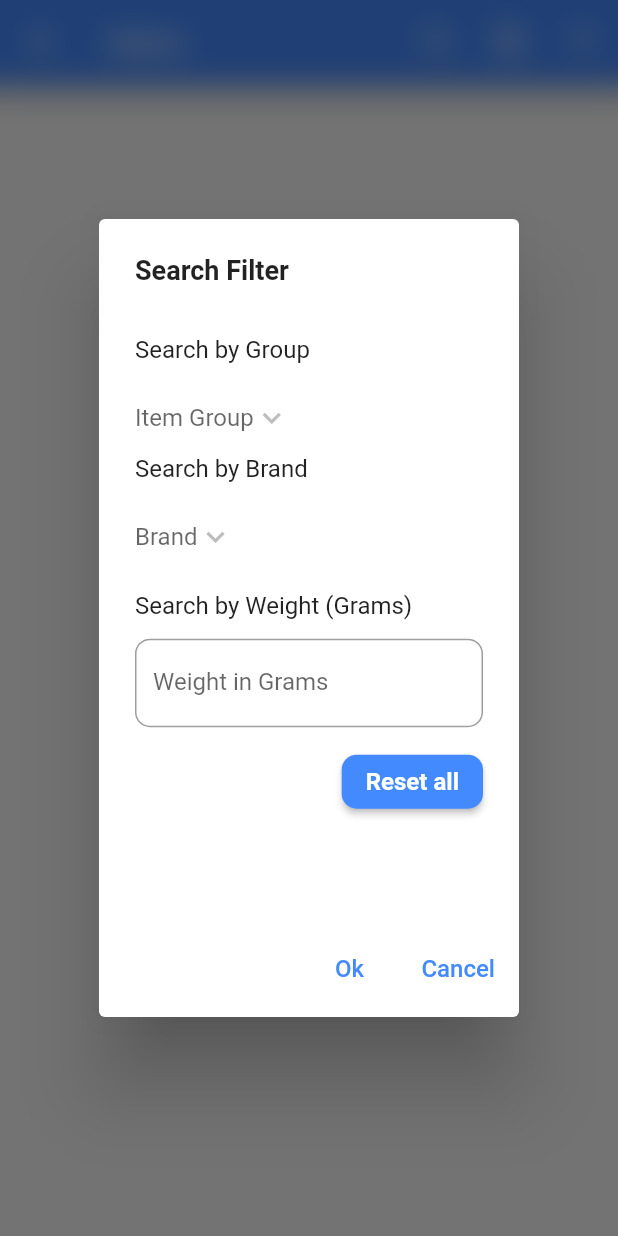
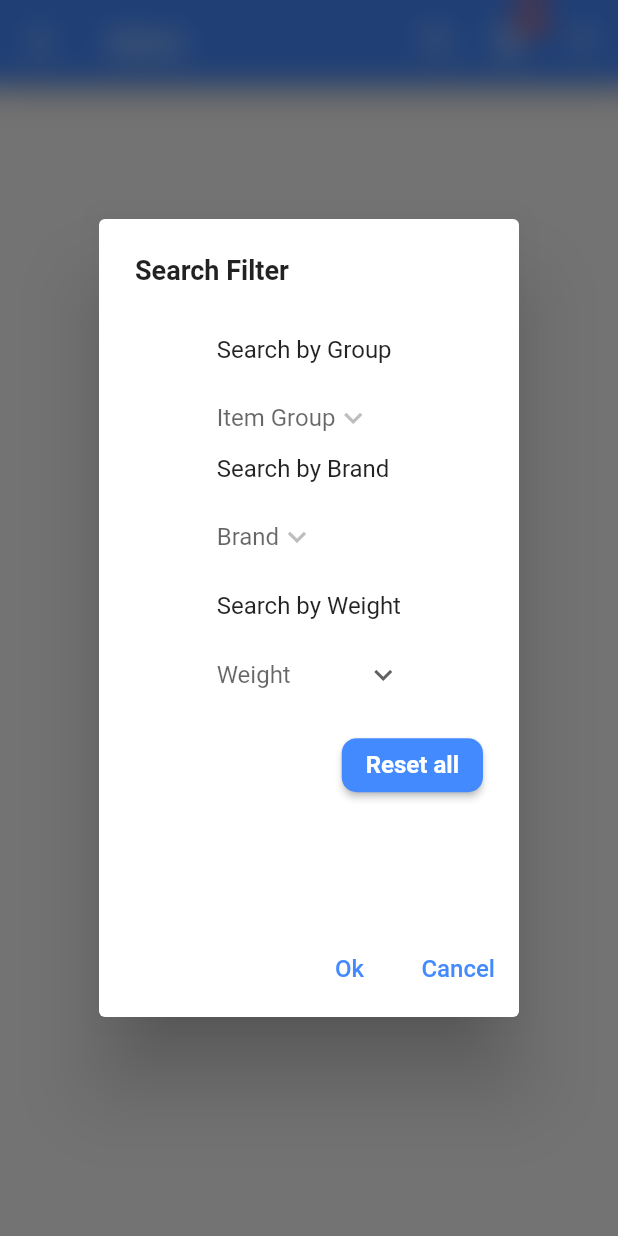
Before and after one commit to Ambibuzz/ebuzz, a Flutter app: the ItemsUi screen opened directly, after a tap on the "filter list" icon, on a phone screen of 412 x 824 dp. Run offline on Flutter 3.47's test engine with Material 2 defaults, Android fonts, the phone set to English and light mode, and no system bars; drawn by our look-alikes of badges; our stand-ins replace dio, flutter_riverpod, flutter_secure_storage, flutter_slidable, flutter_spinkit, flutter_typeahead and 5 more; missing offline and left inert: autocomplete_textfield, flutter_barcode_scanner, flutter_elegant_number_button, thumbnails; accounts and stored records are empty.

Commit message:
added cart

```diff
--- /dev/null
+++ b/lib/b2b/cart/state/state_manager.dart
@@ -0,0 +1,6 @@
+import 'package:ebuzz/b2b/cart/model/cart.dart';
+import 'package:riverpod/riverpod.dart';
+
+final cartListProvider = StateNotifierProvider((ref){
+  return CartList([]);
+});
--- a/lib/b2b/items/service/items_api_service.dart
+++ b/lib/b2b/items/service/items_api_service.dart
@@ -69,19 +69,18 @@
 
   Future<List<String>> getAllItemsList() async {
     List<String> fullItemList = [];
+    try {
      List<ItemsModel> itemList = await itemsList();
-    // List<ItemGroupModel> itemGroupList = await _itemsApiService.itemGroupList();
       for (ItemsModel itemCode in itemList) {
         fullItemList.add(itemCode.itemCode);
       }
       for (ItemsModel itemName in itemList) {
         fullItemList.add(itemName.itemName);
       }
-    // for (ItemGroupModel itemGroup in itemGroupList) {
-    //   fullItemList.add(itemGroup.name);
-    //   setState(() {});
-    // }
-    print(fullItemList.length);
+      return fullItemList;
+    } catch (e) {
+      exception(e);
+    }
     return fullItemList;
   }
 }
--- a/lib/b2b/items/ui/items_ui.dart
+++ b/lib/b2b/items/ui/items_ui.dart
@@ -1,19 +1,28 @@
 import 'dart:convert';
 import 'dart:ui';
+import 'package:badges/badges.dart';
+import 'package:ebuzz/b2b/cart/model/cart.dart';
+import 'package:ebuzz/b2b/cart/state/state_manager.dart';
+import 'package:ebuzz/b2b/cart/ui/cart_page.dart';
 import 'package:ebuzz/b2b/items/model/brand_model.dart';
 import 'package:ebuzz/b2b/items/model/item_group.dart';
 import 'package:ebuzz/b2b/items/model/items_model.dart';
 import 'package:ebuzz/b2b/items/service/items_api_service.dart';
+import 'package:ebuzz/b2b/items/ui/items_detail_widget.dart';
 import 'package:ebuzz/b2b/search/search_page.dart';
 import 'package:ebuzz/common/circular_progress.dart';
 import 'package:ebuzz/common/colors.dart';
 import 'package:ebuzz/common/display_helper.dart';
+import 'package:ebuzz/common/navigations.dart';
 import 'package:ebuzz/common/round_button.dart';
 import 'package:ebuzz/common/textstyles.dart';
 import 'package:ebuzz/util/apiurls.dart';
+import 'package:ebuzz/util/constants.dart';
 import 'package:ebuzz/util/preference.dart';
 import 'package:flutter/material.dart';
 import 'package:http/http.dart' as http;
+import 'package:flutter_riverpod/flutter_riverpod.dart';
+import 'package:flutter_secure_storage/flutter_secure_storage.dart';
 
 class ItemsUi extends StatefulWidget {
   @override
@@ -23,15 +32,24 @@
 class _ItemsUiState extends State<ItemsUi> {
   List<ItemsModel> itemsList = [];
   ItemsApiService _itemsApiService = ItemsApiService();
-  String baseurl;
   List<String> fullItemList = [];
   bool _loading = false;
   List<ItemGroupModel> itemGroupList = [];
   List<BrandModel> brandList = [];
   String groupText = '';
   String brandText = '';
+  String weightText;
   bool reset = false;
   final weightController = TextEditingController();
+  String zeroToTwoFifty = "0 to 250";
+  String twoFiftyToFiveHundred = "250 to 500";
+  String fiveHundredToSevenFifty = "500 to 750";
+  String sevenFiftyToOneThousand = "750 to 1000";
+  String greaterThanOneThousand = "1000 and above";
+  List<String> weightList = [];
+  String firstWeightText;
+  String secondWeightText;
+
 
   @override
   void initState() {
@@ -41,11 +59,6 @@
 
   void getItem(String item) async {
     itemsList.clear();
-    // Dio _dio = await BaseDio().getBaseDio();
-    // String itemCodeUrl = itemDataUrl(item);
-    // String itemNameUrl = itemNameSearchUrl(item);
-    // var itemCodeResponse = await _dio.get(itemCodeUrl);
-    // var itemNameResponse = await _dio.get(itemNameUrl);
     final String cookie = await getCookie();
     Map<String, String> requestHeaders = {
       'Content-type': 'application/json',
@@ -60,11 +73,6 @@
 
     final itemCodeResponse =
         await http.get(itemCodeUrl, headers: requestHeaders);
-
-    // final String itemgroup = itemGroupDataUrl(item);
-    // final String itemGroupUrl = baseurl + itemgroup;
-    // final itemGroupResponse =
-    //     await http.get(itemGroupUrl, headers: requestHeaders);
     if (itemCodeResponse.statusCode == 200) {
       print('Item Code');
       var data = jsonDecode(itemCodeResponse.body);
@@ -85,17 +93,6 @@
         itemsList.add(ItemsModel(itemName, itemCode, image));
         setState(() {});
       }
-
-      // print("Item Group");
-      // var data = jsonDecode(itemGroupResponse.body);
-      // List list = data['data'];
-      // list.forEach((item) {
-      //   String itemName = item['item_name'];
-      //   String itemCode = item['item_code'];
-      //   String image = item['image'];
-      //   itemsList.add(ItemsModel(itemName, itemCode, image));
-      //   setState(() {});
-      // });
     }
   }
 
@@ -116,6 +113,8 @@
       _loading = true;
     });
     await getItemsList();
+
+    setState(() {});
     setState(() {
       _loading = false;
     });
@@ -367,24 +366,58 @@
                       SizedBox(
                         height: displayHeight(context) * 0.015,
                       ),
-                      Text('Search by Weight (Grams)'),
+                      Text('Search by Weight'),
                       SizedBox(
                         height: displayHeight(context) * 0.015,
                       ),
-                      TextFormField(
-                        controller: weightController,
-                        keyboardType: TextInputType.number,
-                        onChanged: (value) {
-                          // groupText = itemGroupList[0].name;
-                          // brandText = brandList[0].name;
-
-                          reset = false;
-                        },
-                        decoration: InputDecoration(
-                            labelText: 'Weight in Grams',
-                            border: OutlineInputBorder(
-                                borderRadius: BorderRadius.circular(10))),
+                      DropdownButtonHideUnderline(
+                        child: DropdownButton<String>(
+                          hint: Text('Weight'),
+                          value: weightText,
+                          icon: Icon(Icons.keyboard_arrow_down),
+                          iconSize: 24,
+                          elevation: 16,
+                          underline: Container(
+                            height: 2,
+                            color: Colors.blueAccent,
+                          ),
+                          onChanged: (String newValue) {
+                            setState(() {
+                              weightText = newValue;
+                              List<String> splitString = [];
+                              splitString = newValue.split(" ");
+                              firstWeightText = splitString[0];
+                              secondWeightText = splitString[2];
+                              reset = false;
+                            });
+                          },
+                          items:
+                              weightList.map<DropdownMenuItem<String>>((value) {
+                            return DropdownMenuItem<String>(
+                              value: value,
+                              child: Text(
+                                value.toString(),
+                                style: TextStyles.t14Black,
+                              ),
+                            );
+                          }).toList(),
+                        ),
                       ),
+                      // TextFormField(
+                      //   controller: weightController,
+                      //   keyboardType: TextInputType.number,
+                      //   onChanged: (value) {
+                      //     // groupText = itemGroupList[0].name;
+                      //     // brandText = brandList[0].name;
+                      //     reset = false;
+                      //   },
+                      //   decoration: InputDecoration(
+                      //     labelText: 'Weight in Grams',
+                      //     border: OutlineInputBorder(
+                      //       borderRadius: BorderRadius.circular(10),
+                      //     ),
+                      //   ),
+                      // ),
                     ],
                   ),
                   SizedBox(
@@ -470,12 +503,20 @@
     print(itemGroupList.length);
     itemsList = await _itemsApiService.itemsList();
     brandList = await _itemsApiService.brandList();
+    weightList = [
+      zeroToTwoFifty,
+      twoFiftyToFiveHundred,
+      fiveHundredToSevenFifty,
+      sevenFiftyToOneThousand,
+      greaterThanOneThousand
+    ];
     print(brandList.length);
     setState(() {});
   }
 
   @override
   Widget build(BuildContext context) {
+    var storage = FlutterSecureStorage();
     return Scaffold(
       appBar: AppBar(
         backgroundColor: blueAccent,
@@ -490,12 +531,27 @@
                 ),
                 onPressed: navigateToSearchPage),
           ),
-          IconButton(
-              icon: Icon(
-                Icons.shopping_cart_outlined,
-                color: whiteColor,
+          Consumer(builder: (context, watch, _) {
+            return Badge(
+              position: BadgePosition(top: 0, end: 1),
+              animationDuration: Duration(
+                milliseconds: 500,
               ),
-              onPressed: () {}),
+              animationType: BadgeAnimationType.scale,
+              showBadge: true,
+              badgeColor: Colors.red,
+              child: IconButton(
+                  icon: Icon(
+                    Icons.shopping_cart_outlined,
+                    color: whiteColor,
+                  ),
+                  onPressed: () {
+                    pushScreen(context, CartPage());
+                  }),
+              badgeContent: Text('${watch(cartListProvider.state).length}',style: TextStyle(color: whiteColor),),
+            );
+          }),
+
           IconButton(
               icon: Icon(
                 Icons.filter_list,
@@ -521,6 +577,7 @@
               : ListView.builder(
                   itemCount: itemsList.length,
                   itemBuilder: (context, index) {
+                    ItemsModel item = itemsList[index];
                     return Padding(
                       padding:
                           EdgeInsets.symmetric(horizontal: 5, vertical: 1.5),
@@ -543,10 +600,40 @@
                           // )
                           // : NetworkImage(baseurl + itemsList[index].image)
                           // ,
-                          title: Text(itemsList[index].itemCode),
-                          subtitle: Text(itemsList[index].itemName),
-                          trailing:
-                              Icon(Icons.add_shopping_cart, color: blueAccent),
+                          title: Text(item.itemName),
+                          subtitle: Text(item.itemCode),
+                          trailing: GestureDetector(
+                            onTap: () async {
+                              final cartItem = Cart(
+                                  id: item.itemCode,
+                                  imageUrl: item.image,
+                                  itemName: item.itemName,
+                                  quantity: item.quantity);
+                              var cartInstance = context.read(cartListProvider);
+                              if (isExistsInCart(cartInstance.state, cartItem))
+                                context
+                                    .read(cartListProvider)
+                                    .edit(cartItem, 1);
+                              else {
+                                context.read(cartListProvider).add(cartItem);
+                                var string = json.encode(
+                                    context.read(cartListProvider).state);
+                                await storage.write(
+                                    key: cartKey, value: string);
+                              }
+                            },
+                            child: Icon(Icons.add_shopping_cart,
+                                color: blueAccent),
+                          ),
+                          onTap: () async {
+                            String baseurl = await getApiUrl();
+                            pushScreen(
+                                context,
+                                ItemsDetailWidget(
+                                  itemCode: item.itemCode,
+                                  apiurl: baseurl,
+                                ));
+                          },
                         ),
                       ),
                     );
@@ -554,3 +641,11 @@
     );
   }
 }
+
+bool isExistsInCart(List<Cart> state, Cart cartItem) {
+  bool found = false;
+  state.forEach((element) {
+    if (element.id == cartItem.id) found = true;
+  });
+  return found;
+}
--- a/lib/b2b/search/search_page.dart
+++ b/lib/b2b/search/search_page.dart
@@ -1,7 +1,5 @@
-import 'package:ebuzz/b2b/items/ui/items_ui.dart';
 import 'package:ebuzz/common/colors.dart';
 import 'package:ebuzz/common/display_helper.dart';
-import 'package:ebuzz/common/navigations.dart';
 import 'package:flutter/material.dart';
 import 'package:flutter/painting.dart';
 
--- a/lib/util/apiurls.dart
+++ b/lib/util/apiurls.dart
@@ -83,7 +83,6 @@
   return '/api/resource/Item%20Group?fields=["name"]&limit_page_length=*';
 }
 
-
 String itemNameSearchUrl(String text) {
   return '/api/resource/Item/?fields=["item_code","item_name"]&filters=[["Item","item_name","like","%$text%"]]';
 }
@@ -92,6 +91,9 @@
   return '/api/resource/Item/?fields=["item_code","item_name","image"]&filters=[["Item","weight_per_unit","=","$text"]]&limit_page_length=*';
 }
 
+String itemWeightInSeriesUrl(String text1,String text2) {
+  return '/api/resource/Item/?fields=["item_code","item_name","image"]&filters=[["Item","weight_per_unit",">=","$text1"], ["Item","weight_per_unit","<=","$text2"]]&limit_page_length=*';
+}
 
 String itemListUrl() {
   return '/api/resource/Item/?fields=["item_code","item_name"]&limit_page_length=*';
--- a/lib/util/constants.dart
+++ b/lib/util/constants.dart
@@ -8,3 +8,5 @@
 double t14 = 14;
 double t12 = 12;
 double t10 = 10;
+
+final cartKey='cart';
--- a/lib/widgets/item_detail_widget.dart
+++ b/lib/widgets/item_detail_widget.dart
@@ -108,7 +108,7 @@
                     Container(
                       height: 35,
                       child: Text(
-                        'Shell Life In Days',
+                        'Shell Life (Days)',
                         style: displayWidth(context) > 600
                             ? TextStyle(
                                 fontSize: 28,
--- a/pubspec.yaml
+++ b/pubspec.yaml
@@ -27,6 +27,11 @@
   path_provider: ^1.6.11
   shared_preferences: ^0.5.10
   thumbnails: ^1.0.1
+  flutter_riverpod: ^0.13.1
+  badges: any
+  flutter_elegant_number_button: any
+  flutter_secure_storage: any
+  flutter_slidable: any
 
 dev_dependencies:
   flutter_driver:
```
Also changed, not shown: lib/b2b/cart/model/cart.dart (added, +57 -0 lines), lib/b2b/cart/ui/cart_page.dart (added, +151 -0 lines), lib/b2b/items/ui/items_detail_widget.dart (added, +57 -0 lines), lib/home/ui/home.dart (+19 -3 lines), lib/main.dart (+7 -2 lines), pubspec.lock. Lines whose indentation alone changed are shown as unchanged.
